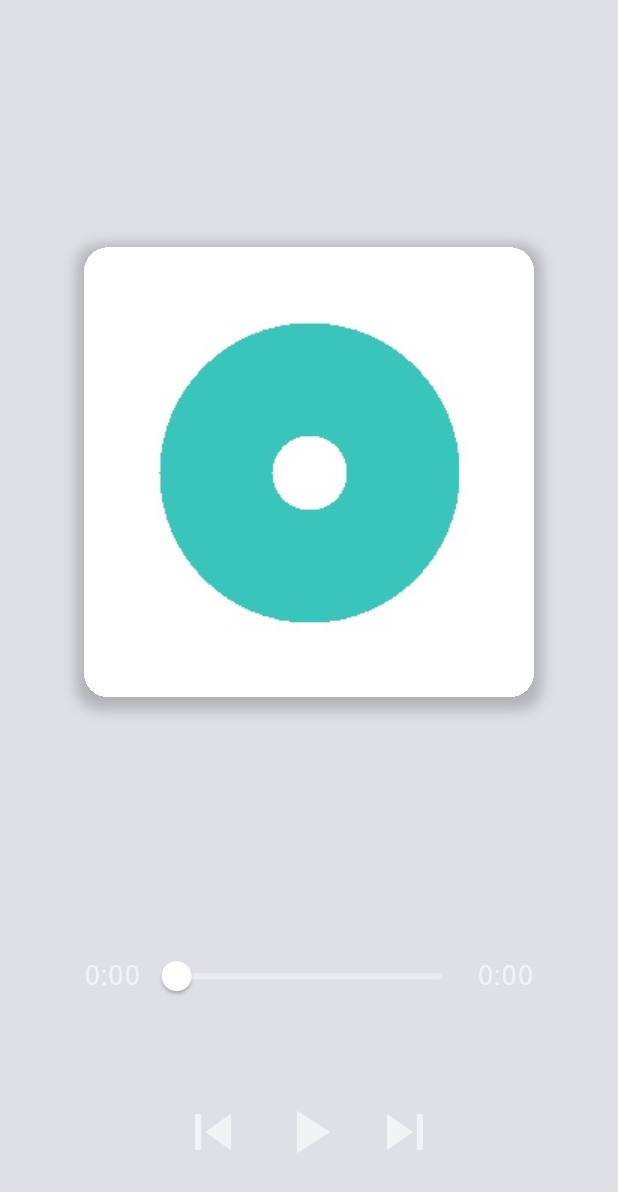
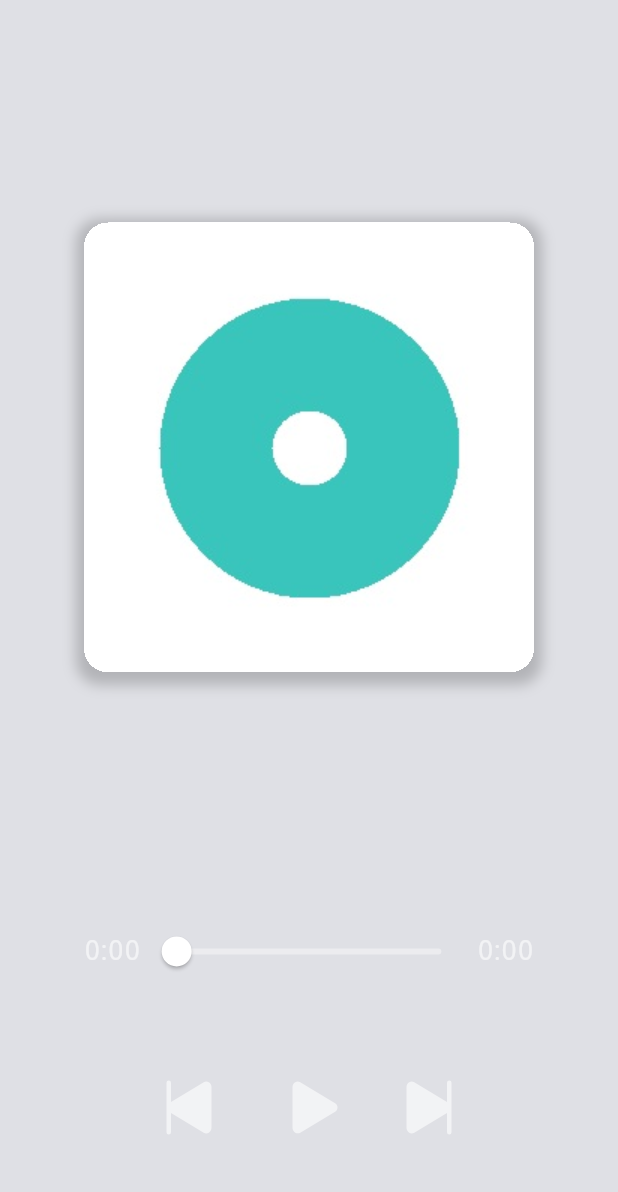
Before and after one commit to xiaocaoooo/Musiku, a Flutter app: the PlayerPage screen opened by its route, on a phone screen of 412 x 824 dp. Shown: the top 1192 px of the screen. Run offline on Flutter 3.47's test engine with Material 2 defaults, Android fonts, the phone set to English and light mode, and no system bars; our stand-ins replace audio_service, ionicons, just_audio, palette_generator, permission_handler and 1 more; missing offline and left inert: dart:ffi, flutter_ffmpeg; accounts and stored records are empty; network calls fail; statements that could not run were skipped.

Commit message:
[modify] Modify Player Page Style

```diff
--- a/lib/pages/player.dart
+++ b/lib/pages/player.dart
@@ -2,6 +2,7 @@ import 'dart:ffi';
 import 'dart:io';
 import 'dart:ui';
 import 'package:flutter/material.dart';
+import 'package:ionicons/ionicons.dart';
 import 'package:musiku/auto_scrolling_text.dart';
 import 'package:musiku/global.dart';
 import 'package:musiku/utool.dart';
@@ -17,7 +18,8 @@ class PlayerPage extends StatefulWidget {
   State<PlayerPage> createState() => _PlayerPageState();
 }
 
-class _PlayerPageState extends State<PlayerPage> {
+class _PlayerPageState extends State<PlayerPage>
+    with SingleTickerProviderStateMixin {
   String path = "";
   String cover = "";
   String title = "";
@@ -25,17 +27,22 @@ class _PlayerPageState extends State<PlayerPage> {
   String album = "";
   double duration = 0;
   double position = 0;
+  double scale = 1;
 
   // double position = 0;
   Color primaryColor = const Color(0xFF39C5BB);
   PaletteGenerator paletteGenerator =
       PaletteGenerator.fromColors([PaletteColor(const Color(0xFF39C5BB), 1)]);
 
+  // 新增动画控制器
+  late AnimationController _scaleController;
+  late Animation<double> _scaleAnimation;
+
   Future<void> initData() async {
     getMusicMetadata(path, cache: false);
     cover = await getCover(path) ?? "";
     final meta = Global.musicInfo[path];
-    title = meta?["title"] ?? "";
+    title = meta?["title"] ?? path.split("/").last;
     artist = meta?["artist"] ?? "";
     album = meta?["album"] ?? "";
     duration = meta?["duration"].toDouble() ?? 0;
@@ -74,10 +81,27 @@ class _PlayerPageState extends State<PlayerPage> {
       initData();
     }
     position = Global.player.player.position.inSeconds.toDouble();
+    duration = Global.player.player.duration?.inSeconds.toDouble() ?? duration;
     setState(() {});
     if (auto) {
-      Future.delayed(const Duration(seconds: 1), refresh);
+      Future.delayed(const Duration(seconds: 1), () => refresh(auto: true));
     }
+  }
+
+  // 修改 setScale 方法，使用动画实现平滑切换
+  Future<void> setScale(double value) async {
+    _scaleController.reset();
+    _scaleAnimation = Tween<double>(begin: scale, end: value).animate(
+      CurvedAnimation(
+        parent: _scaleController,
+        curve: Curves.easeInOut, // 使用缓动曲线使动画更平滑
+      ),
+    );
+    setState(() {
+      scale = value;
+    });
+    // 启动动画
+    await _scaleController.forward();
   }
 
   void _init() {
@@ -88,12 +112,31 @@ class _PlayerPageState extends State<PlayerPage> {
       Global.player.player.play();
     }
     refresh(auto: true);
+    // 初始化动画控制器
+    _scaleController = AnimationController(
+      vsync: this,
+      duration: const Duration(milliseconds: 200), // 动画持续时间
+    );
+    // 预先初始化 _scaleAnimation
+    _scaleAnimation = Tween<double>(begin: scale, end: scale).animate(
+      CurvedAnimation(
+        parent: _scaleController,
+        curve: Curves.easeInOut,
+      ),
+    );
   }
 
   @override
   void initState() {
     super.initState();
     _init();
+  }
+
+  @override
+  void dispose() {
+    // 释放动画控制器资源
+    _scaleController.dispose();
+    super.dispose();
   }
 
   @override
@@ -122,10 +165,16 @@ class _PlayerPageState extends State<PlayerPage> {
               // 获取屏幕高度
               double screenHeight = MediaQuery.of(context).size.height;
               return Padding(
-                  padding: EdgeInsets.only(top: screenHeight * 0.2),
+                  padding: EdgeInsets.only(top: screenHeight * 0.18),
                   child: Column(
                     children: [
-                      Container(
+                      // 使用 AnimatedBuilder 来应用动画
+                      AnimatedBuilder(
+                        animation: _scaleAnimation,
+                        builder: (context, child) {
+                          return Transform.scale(
+                            scale: _scaleAnimation.value,
+                            child: Container(
                               decoration: BoxDecoration(
                                 borderRadius: BorderRadius.circular(16),
                                 boxShadow: [
@@ -138,13 +187,13 @@ class _PlayerPageState extends State<PlayerPage> {
                                 ],
                               ),
                               child: ClipRRect(
-                            borderRadius:
-                                const BorderRadius.all(Radius.circular(16.0)),
+                                  borderRadius: const BorderRadius.all(
+                                      Radius.circular(16.0)),
                                   clipBehavior: Clip.hardEdge,
                                   child: Container(
                                     decoration: const BoxDecoration(
-                                borderRadius:
-                                    BorderRadius.all(Radius.circular(16.0)),
+                                      borderRadius: BorderRadius.all(
+                                          Radius.circular(16.0)),
                                     ),
                                     child: cover != ""
                                         ? Image.file(
@@ -155,6 +204,9 @@ class _PlayerPageState extends State<PlayerPage> {
                                         : Image.asset(
                                             "assets/images/default_player_cover.jpg"),
                                   )),
+                            ),
+                          );
+                        },
                       ),
                       Container(
                           padding: const EdgeInsets.only(top: 48),
@@ -269,7 +321,7 @@ class _PlayerPageState extends State<PlayerPage> {
                               crossAxisAlignment: CrossAxisAlignment.center,
                               children: [
                                 IconButton(
-                                  icon: Icon(Icons.skip_previous,
+                                  icon: Icon(Ionicons.play_skip_back,
                                       color: Colors.white.withOpacity(0.6),
                                       size: 48),
                                   onPressed: () {
@@ -278,25 +330,34 @@ class _PlayerPageState extends State<PlayerPage> {
                                     setState(() {});
                                   },
                                 ),
+                                const SizedBox(width: 16),
                                 IconButton(
-                                  icon: Icon(
+                                  icon: Transform.translate(
+                                      // 根据 playing 状态决定是否右移 12px
+                                      offset: Global.player.player.playing
+                                          ? const Offset(0, 0)
+                                          : const Offset(4, 0),
+                                      child: Icon(
                                           Global.player.player.playing
-                                          ? Icons.pause
-                                          : Icons.play_arrow,
+                                              ? Ionicons.pause
+                                              : Ionicons.play,
                                           color: Colors.white.withOpacity(0.6),
-                                      size: 48),
+                                          size: 48)),
                                   onPressed: () {
                                     if (Global.player.player.playing) {
+                                      setScale(0.9);
                                       Global.player.player.pause();
                                     } else {
+                                      setScale(1);
                                       Global.player.player.play();
                                     }
                                     refresh();
                                     setState(() {});
                                   },
                                 ),
+                                const SizedBox(width: 16),
                                 IconButton(
-                                  icon: Icon(Icons.skip_next,
+                                  icon: Icon(Ionicons.play_skip_forward,
                                       color: Colors.white.withOpacity(0.6),
                                       size: 48),
                                   onPressed: () {
--- a/lib/utool.dart
+++ b/lib/utool.dart
@@ -10,7 +10,7 @@ import 'package:path_provider/path_provider.dart';
 import 'package:http/http.dart' as http;
 
 Future<Map<String, dynamic>?> getMusicMetadata(String filePath,
-    {bool cache = true, int retry = 5}) async {
+    {bool cache = true, int retry = 16}) async {
   if (retry <= 0) {
     return null;
   }
--- a/pubspec.yaml
+++ b/pubspec.yaml
@@ -38,6 +38,7 @@ dependencies:
 #  just_audio_background: ^0.0.1-beta.13
   flutter_launcher_icons: ^0.13.1
   flutter_radio_player: ^2.0.2
+  ionicons: ^0.2.2
 
 dev_dependencies:
   flutter_test:
```
Also changed, not shown: pubspec.lock. Lines whose indentation alone changed are shown as unchanged.
